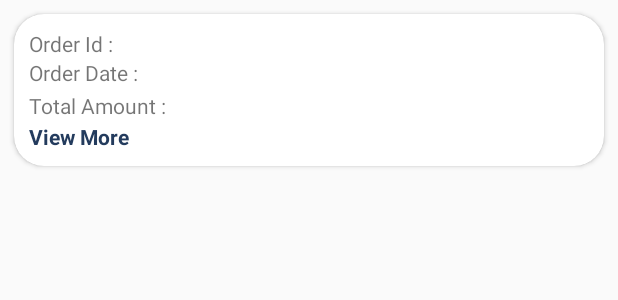
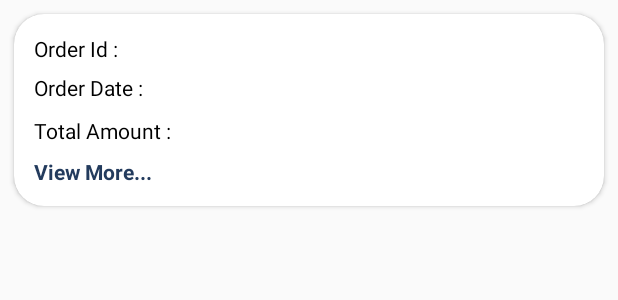
Before and after one commit to Group-3Shopkeeper/toolplus_store, an Android app: the layout order_history.xml on its own in the app's theme, with its tools: preview values and no code run, on a phone screen of 412 x 824 dp. Shown: the top 300 px of the screen. Run offline under Robolectric (Android 15) with nearby library versions, the phone set to English and light mode, and no system bars.

Commit message:
Updated code with purchase order

```diff
--- a/app/src/main/AndroidManifest.xml
+++ b/app/src/main/AndroidManifest.xml
@@ -22,6 +22,8 @@
             android:parentActivityName=".ProductDetailsActivty" />
         <activity android:name=".ProductDetailsActivty" />
         <activity android:name=".LoginActivity" />
+        <activity android:name=".OrderItemActivity"
+            android:parentActivityName=".OrderHistoryActivity"/>
         <activity android:name=".MainActivity">
             <intent-filter>
                 <action android:name="android.intent.action.MAIN" />
@@ -43,6 +45,8 @@
         <activity
             android:name=".AddProductActivity"
             android:parentActivityName=".HomeActivity" />
+        <activity android:name=".OrderHistoryActivity"
+            android:parentActivityName=".HomeActivity"/>
     </application>
 
 </manifest>
--- a/app/src/main/java/com/e/toolplusstore/apis/OrderService.java
+++ b/app/src/main/java/com/e/toolplusstore/apis/OrderService.java
@@ -1,7 +1,5 @@
 package com.e.toolplusstore.apis;
 
-import com.e.toolplusstore.beans.Category;
-import com.e.toolplusstore.beans.Order;
 import com.e.toolplusstore.beans.PurchaseOrder;
 
 import java.util.ArrayList;
--- a/app/src/main/res/drawable/border_white.xml
+++ b/app/src/main/res/drawable/border_white.xml
@@ -1,7 +1,7 @@
 <?xml version="1.0" encoding="utf-8"?>
 <shape  android:shape="rectangle" xmlns:android="http://schemas.android.com/apk/res/android">
     <stroke android:color="@color/white"/>
-    <corners android:radius="25dp"/>
+    <corners android:radius="5dp"/>
     <solid android:color="@color/white"/>
 
 </shape>
--- a/app/src/main/res/layout/activity_order_item.xml
+++ b/app/src/main/res/layout/activity_order_item.xml
@@ -3,8 +3,14 @@
     android:orientation="vertical" android:layout_width="match_parent"
     android:layout_height="match_parent">
 
+    <androidx.appcompat.widget.Toolbar
+        android:layout_width="match_parent"
+        android:layout_height="?attr/actionBarSize"
+        android:background="@color/colorPrimaryDark"
+        android:id="@+id/toolbar"/>
     <androidx.recyclerview.widget.RecyclerView
         android:layout_width="match_parent"
         android:layout_height="match_parent"
+        android:layout_margin="10dp"
         android:id="@+id/rv"/>
 </LinearLayout>
--- a/app/src/main/res/layout/order_history.xml
+++ b/app/src/main/res/layout/order_history.xml
@@ -14,7 +14,6 @@
     android:layout_width="match_parent"
     android:fillViewport="true"
     xmlns:android="http://schemas.android.com/apk/res/android">
-
     <LinearLayout xmlns:android="http://schemas.android.com/apk/res/android"
         android:orientation="vertical"
         android:layout_width="match_parent"
@@ -23,6 +22,7 @@
             android:layout_width="match_parent"
             android:layout_height="wrap_content"
             android:orientation="horizontal"
+            android:padding="3dp"
             android:weightSum="1"
             >
             <TextView
@@ -30,6 +30,7 @@
                 android:layout_weight="0.5"
                 android:layout_height="wrap_content"
                 android:layout_marginTop="10dp"
+                android:textColor="@color/black"
                 android:text="Order Id :"
                 android:layout_marginLeft="10dp"
                 />
@@ -40,11 +41,13 @@
                 android:layout_height="wrap_content"
                 android:layout_marginRight="10dp"
                 android:id="@+id/orderId"
+                android:textColor="@color/black"
                 android:textStyle="bold"/>
         </LinearLayout>
         <LinearLayout
             android:layout_width="match_parent"
             android:layout_height="wrap_content"
+            android:padding="3dp"
             android:orientation="horizontal"
             android:weightSum="1">
 
@@ -53,6 +56,7 @@
                 android:layout_height="wrap_content"
                 android:layout_marginLeft="10dp"
                 android:layout_weight="0.5"
+                android:textColor="@color/black"
                 android:text="Order Date :"
                 />
 
@@ -63,11 +67,13 @@
                 android:layout_height="wrap_content"
                 android:layout_marginRight="10dp"
                 android:layout_weight="0.5"
+                android:textColor="@color/black"
                 android:textStyle="bold"/>
         </LinearLayout>
         <LinearLayout
             android:layout_width="match_parent"
             android:layout_height="wrap_content"
+            android:padding="3dp"
             android:orientation="horizontal"
             android:weightSum="1">
 
@@ -76,6 +82,7 @@
                 android:layout_height="wrap_content"
                 android:layout_marginLeft="10dp"
                 android:layout_marginTop="1dp"
+                android:textColor="@color/black"
                 android:layout_weight="0.5"
                 android:text="Total Amount :" />
 
@@ -85,6 +92,7 @@
                 android:layout_height="wrap_content"
                 android:layout_marginRight="10dp"
                 android:layout_weight="0.5"
+                android:textColor="@color/black"
                 android:textStyle="bold"/>
         </LinearLayout>
         <LinearLayout
@@ -98,6 +106,7 @@
             android:layout_width="match_parent"
             android:layout_height="wrap_content"
             android:orientation="horizontal"
+            android:padding="3dp"
             >
 
             <TextView
@@ -106,7 +115,7 @@
                 android:layout_marginLeft="10dp"
                 android:layout_weight="0.5"
                 android:layout_marginTop="1dp"
-                android:text="View More"
+                android:text="View More..."
                 android:textColor="@color/colorPrimaryDark"
                 android:textStyle="bold"
                 android:id="@+id/more"
```
Also changed, not shown: app/src/main/java/com/e/toolplusstore/OrderHistoryActivity.java (+70 -0 lines), app/src/main/java/com/e/toolplusstore/OrderItemActivity.java (+7 -0 lines), app/src/main/res/layout/activity_order_history.xml (+11 -1 lines), app/src/main/res/layout/order_item.xml (+8 -26 lines), app/src/main/res/drawable/logo_white.png.
